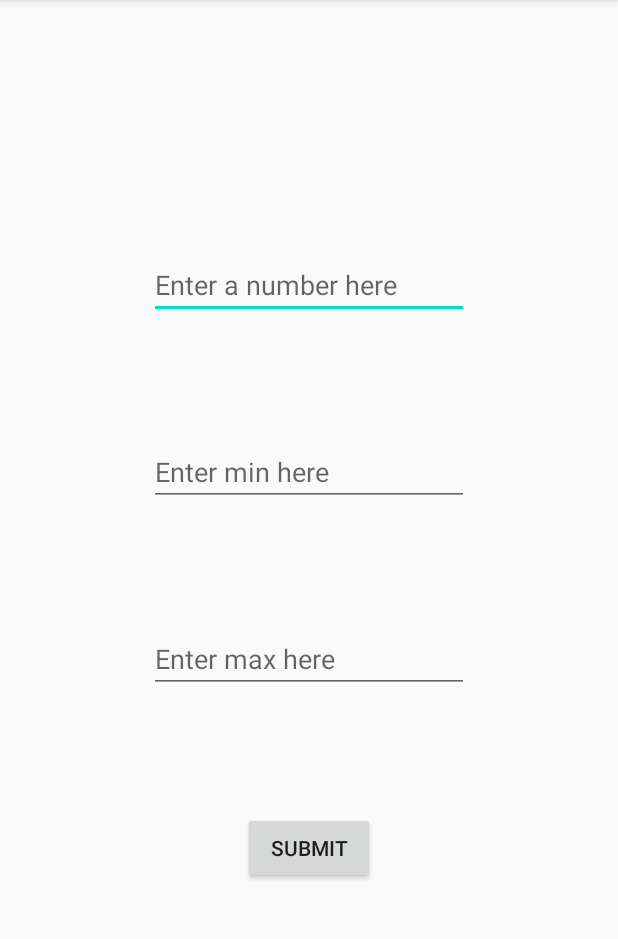
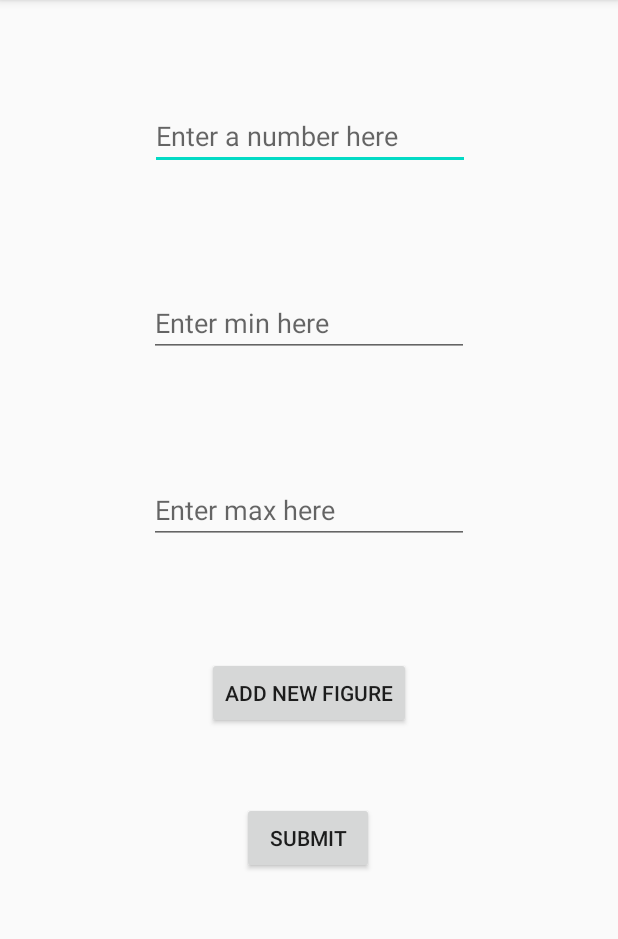
Before and after one commit to Daniel98p/GeometryFigures, an Android app: the screen it shows after launch (SettingsActivity), in the options menu, after a tap on "Settings", on a phone screen of 412 x 824 dp, the part 84-1023 px from its top. Run offline under Robolectric (Android 15) with nearby library versions, the phone set to English and light mode, and no system bars.

Commit message:
Add new figure functionality

```diff
--- a/app/src/main/AndroidManifest.xml
+++ b/app/src/main/AndroidManifest.xml
@@ -9,7 +9,8 @@
         android:roundIcon="@mipmap/ic_launcher_round"
         android:supportsRtl="true"
         android:theme="@style/AppTheme">
-        <activity android:name=".StatisticsActivity"></activity>
+        <activity android:name=".InformationActivity"></activity>
+        <activity android:name=".StatisticsActivity" />
         <activity android:name=".SettingsActivity" />
         <activity android:name=".MainActivity">
             <intent-filter>
--- a/app/src/main/java/com/example/geometryfigures/MainActivity.java
+++ b/app/src/main/java/com/example/geometryfigures/MainActivity.java
@@ -8,6 +8,8 @@ import android.os.Bundle;
 
 import com.example.geometryfigures.figures.*;
 
+import java.util.ArrayList;
+import java.util.List;
 import java.util.Random;
 import java.lang.Math;
 import android.os.Bundle;
@@ -42,14 +44,14 @@ public class MainActivity extends AppCompatActivity {
         LinearLayout ln = (LinearLayout) findViewById(R.id.LinearLayout1);
 
 
-        Figure[] figures = generateFigures();
-        int numberElements = figures.length;
+        List<Figure> figures = generateFigures();
+        int numberElements = figures.size();
         for (int nr = 0; nr < numberElements; nr = nr + 1) {
 //            if (figures[nr] == null) {
 //                continue;
 //            }
-            if (figures[nr].name.equals("Kwadrat")) {
-                Square square = (Square) figures[nr];
+            if (figures.get(nr).name.equals("Kwadrat")) {
+                Square square = (Square) figures.get(nr);
                 String strArea = Double.toString(square.calculateArea(square.getLinearDimension()));
                 String linearDimension = Double.toString(square.getLinearDimension());
                 LayoutInflater inflater = getLayoutInflater();
@@ -69,8 +71,8 @@ public class MainActivity extends AppCompatActivity {
 
 
             }
-            if (figures[nr].name.equals("Kolo")) {
-                Circle circle = (Circle) figures[nr];
+            if (figures.get(nr).name.equals("Kolo")) {
+                Circle circle = (Circle) figures.get(nr);
                 String strArea = Double.toString(circle.calculateArea(circle.getLinearDimension()));
                 String linearDimension = Double.toString(circle.getLinearDimension());
                 LayoutInflater inflater = getLayoutInflater();
@@ -88,8 +90,8 @@ public class MainActivity extends AppCompatActivity {
                 areaCircleSum += circle.calculateArea(circle.getLinearDimension());
                 linearDimensionCircleSum += circle.getLinearDimension();
             }
-            if (figures[nr].name.equals("Trojkat")) {
-                Triangle triangle = (Triangle) figures[nr];
+            if (figures.get(nr).name.equals("Trojkat")) {
+                Triangle triangle = (Triangle) figures.get(nr);
                 String strArea = Double.toString(triangle.calculateArea(triangle.getLinearDimension()));
                 String linearDimension = Double.toString(triangle.getLinearDimension());
                 LayoutInflater inflater = getLayoutInflater();
@@ -128,16 +130,20 @@ public class MainActivity extends AppCompatActivity {
                 return true;
             case R.id.item2:
                 Intent statisticsIntent = new Intent(getApplicationContext(), StatisticsActivity.class);
-                statisticsIntent.putExtra("squareSum",squareSum);
+                statisticsIntent.putExtra("squareSum",Math.round(squareSum * 100)/100);
                 statisticsIntent.putExtra("areaSquareSum",areaSquareSum);
                 statisticsIntent.putExtra("linearDimensionSquareSum",linearDimensionSquareSum);
-                statisticsIntent.putExtra("circleSum",circleSum);
+                statisticsIntent.putExtra("circleSum",Math.round(circleSum * 100)/100);
                 statisticsIntent.putExtra("areaCircleSum",areaCircleSum);
                 statisticsIntent.putExtra("linearDimensionCircleSum",linearDimensionCircleSum);
-                statisticsIntent.putExtra("triangleSum",triangleSum);
+                statisticsIntent.putExtra("triangleSum",Math.round(triangleSum * 100)/100);
                 statisticsIntent.putExtra("areaTriangleSum",areaTriangleSum);
                 statisticsIntent.putExtra("linearDimensionTriangleSum",linearDimensionTriangleSum);
                 startActivity(statisticsIntent);
+                return true;
+            case R.id.item3:
+                Intent informationIntent = new Intent(getApplicationContext(), InformationActivity.class);
+                startActivity(informationIntent);
                 return true;
             default:
                 return super.onOptionsItemSelected(item);
@@ -145,11 +151,15 @@ public class MainActivity extends AppCompatActivity {
     }
 
 
-    public Figure[] generateFigures() {
+    public List<Figure> generateFigures() {
         Intent intent = getIntent();
         int number = intent.getIntExtra("key1", 6);
         int min = intent.getIntExtra("key2", 0);
         int max = intent.getIntExtra("key3", 100);
+        boolean clicked = intent.getBooleanExtra("key4", false);
+        if (clicked){
+            number += 1;
+        }
 //        int n = 10;
         Random generator = new Random();
         int[] numbers = new int[number];
@@ -159,17 +169,17 @@ public class MainActivity extends AppCompatActivity {
             //values[i] = generator.nextFloat();
             values[i] = (float)(Math.random() * (max - min + 1) + min);
         }
-        Figure[] figures = new Figure[number];
+        List<Figure>figures = new ArrayList<Figure>();
         for (int i = 0; i < number; i += 1) {
             if (numbers[i] == 0) {
-                figures[i] = new Square(values[i]);
+                figures.add(new Square(values[i]));
             }
             if (numbers[i] == 1) {
-                figures[i] = new Triangle(values[i]);
+                figures.add(new Triangle(values[i]));
 
             }
             if (numbers[i] == 2) {
-                figures[i] = new Circle(values[i]);
+                figures.add(new Circle(values[i]));
 
             }
         }
--- a/app/src/main/java/com/example/geometryfigures/SettingsActivity.java
+++ b/app/src/main/java/com/example/geometryfigures/SettingsActivity.java
@@ -12,9 +12,11 @@ public class SettingsActivity extends AppCompatActivity {
     int number;
     int min;
     int max;
+    boolean clicked = false;
     EditText numberInput;
     EditText minInput;
     EditText maxInput;
+    Button addNewFigure;
     Button submitButton;
 
     @Override
@@ -24,7 +26,15 @@ public class SettingsActivity extends AppCompatActivity {
         numberInput = (EditText) findViewById(R.id.editTextNumber);
         minInput = (EditText) findViewById(R.id.editTextMin);
         maxInput = (EditText) findViewById(R.id.editTextMax);
+        addNewFigure = (Button) findViewById(R.id.addNewFigure);
         submitButton = (Button) findViewById(R.id.submitButton);
+
+        addNewFigure.setOnClickListener(new View.OnClickListener() {
+            @Override
+            public void onClick(View v) {
+                clicked = true;
+            }
+        });
 
         submitButton.setOnClickListener(new View.OnClickListener() {
             @Override
@@ -36,6 +46,7 @@ public class SettingsActivity extends AppCompatActivity {
                 i.putExtra("key1",number);
                 i.putExtra("key2",min);
                 i.putExtra("key3",max);
+                i.putExtra("key4",clicked);
                 startActivity(i);
                 finish();
             }
--- a/app/src/main/res/layout/activity_main.xml
+++ b/app/src/main/res/layout/activity_main.xml
@@ -66,6 +66,7 @@
             android:orientation="vertical">
 
             <include layout="@layout/second_layout" />
+
         </LinearLayout>
     </ScrollView>
 
--- a/app/src/main/res/layout/activity_settings.xml
+++ b/app/src/main/res/layout/activity_settings.xml
@@ -12,13 +12,14 @@
         android:layout_height="wrap_content"
         android:layout_marginStart="100dp"
         android:layout_marginLeft="100dp"
-        android:layout_marginTop="167dp"
+        android:layout_marginTop="68dp"
         android:layout_marginEnd="100dp"
         android:layout_marginRight="100dp"
         android:ems="10"
         android:hint="Enter a number here"
         android:inputType="number"
         app:layout_constraintEnd_toEndOf="parent"
+        app:layout_constraintHorizontal_bias="0.0"
         app:layout_constraintStart_toStartOf="parent"
         app:layout_constraintTop_toTopOf="parent" />
 
@@ -60,11 +61,26 @@
         android:layout_height="wrap_content"
         android:layout_marginStart="160dp"
         android:layout_marginLeft="160dp"
-        android:layout_marginTop="79dp"
+        android:layout_marginTop="172dp"
         android:layout_marginEnd="160dp"
         android:layout_marginRight="160dp"
         android:text="Submit"
         app:layout_constraintEnd_toEndOf="parent"
+        app:layout_constraintHorizontal_bias="0.333"
+        app:layout_constraintStart_toStartOf="parent"
+        app:layout_constraintTop_toBottomOf="@+id/editTextMax" />
+
+    <Button
+        android:id="@+id/addNewFigure"
+        android:layout_width="wrap_content"
+        android:layout_height="wrap_content"
+        android:layout_marginStart="137dp"
+        android:layout_marginLeft="137dp"
+        android:layout_marginTop="75dp"
+        android:layout_marginEnd="137dp"
+        android:layout_marginRight="137dp"
+        android:text="Add new figure"
+        app:layout_constraintEnd_toEndOf="parent"
         app:layout_constraintStart_toStartOf="parent"
         app:layout_constraintTop_toBottomOf="@+id/editTextMax" />
 </androidx.constraintlayout.widget.ConstraintLayout>
--- a/app/src/main/res/menu/my_menu.xml
+++ b/app/src/main/res/menu/my_menu.xml
@@ -5,7 +5,10 @@
         android:title="Settings"
         app:showAsAction="never" />
     <item android:id="@+id/item2"
-    android:title="Statistics"
-    app:showAsAction="never" />
+        android:title="Statistics"
+        app:showAsAction="never" />
+    <item android:id="@+id/item3"
+        android:title="Information"
+        app:showAsAction="never" />
 
 </menu>
```
Also changed, not shown: app/src/main/java/com/example/geometryfigures/InformationActivity.java (added, +17 -0 lines), app/src/main/res/layout/activity_information.xml (added, +57 -0 lines).
